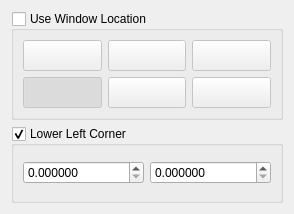
Before: the Qt Designer form Qt/ApplicationComponents/Resources/UI/pqTextLocationWidget.ui in vbnhfylbh/ParaView, drawn with Qt 5.
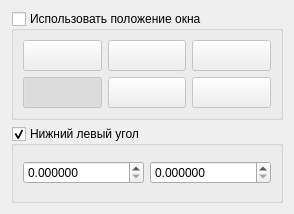
After: the same form once the commit is applied. Icons and pictures are not drawn.

```diff
--- a/Qt/ApplicationComponents/Resources/UI/pqTextLocationWidget.ui
+++ b/Qt/ApplicationComponents/Resources/UI/pqTextLocationWidget.ui
@@ -23,7 +23,7 @@
       </sizepolicy>
      </property>
      <property name="title">
-      <string>Use Window Location</string>
+      <string>Использовать положение окна</string>
      </property>
      <property name="checkable">
       <bool>true</bool>
@@ -260,7 +260,7 @@
    <item row="1" column="0">
     <widget class="QGroupBox" name="groupBoxPosition">
      <property name="title">
-      <string>Lower Left Corner</string>
+      <string>Нижний левый угол</string>
      </property>
      <property name="checkable">
       <bool>true</bool>
```
Left out of the diff: 12 changed lines with no effect on the pictures.
